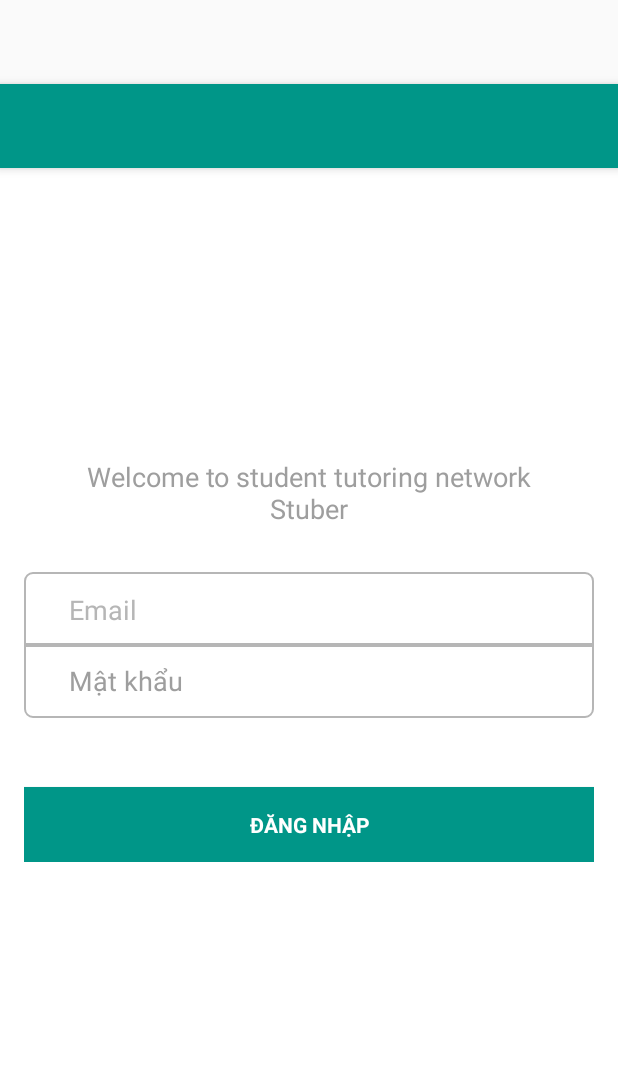
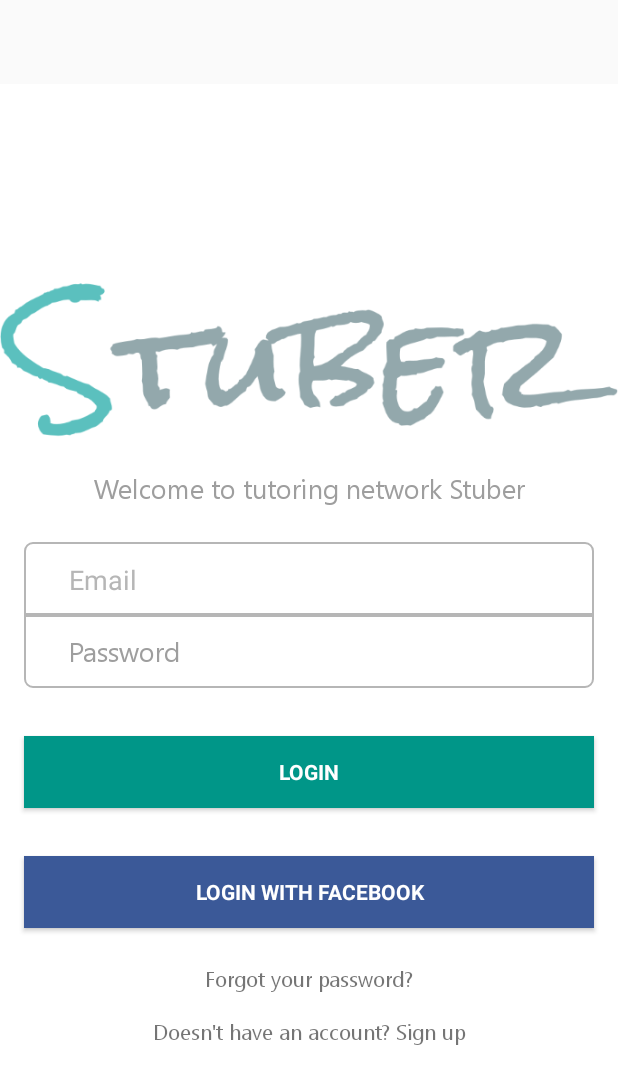
Before and after one commit to darkmoonus/stuber, an Android app: the layout activity_login.xml on its own in the app's theme, with its tools: preview values and no code run, on a phone screen of 412 x 824 dp. Shown: the top 1084 px of the screen. Run offline under Robolectric (Android 15) with nearby library versions, the phone set to English and light mode, and no system bars.

Commit message:
Relayout login page

```diff
--- a/app/src/main/AndroidManifest.xml
+++ b/app/src/main/AndroidManifest.xml
@@ -20,9 +20,9 @@
             android:value="@string/parse_client_key"/>
 
         <activity
-            android:name=".activities.SplashActivity"
+            android:name=".activities.LoginActivity"
             android:configChanges="orientation|keyboardHidden|screenSize"
-            android:label="@string/title_activity_splash"
+            android:label="@string/title_activity_login"
             android:theme="@style/FullscreenTheme">
             <intent-filter>
                 <action android:name="android.intent.action.MAIN"/>
@@ -37,8 +37,8 @@
 
         </activity>
         <activity
-            android:name=".activities.LoginActivity"
-            android:label="@string/title_activity_login"
+            android:name=".activities.SplashActivity"
+            android:label="@string/app_name"
             android:theme="@style/AppTheme.NoActionBar"/>
         <activity
             android:name=".activities.SignUpActivity"
--- /dev/null
+++ b/app/src/main/java/uet/vav/stuber/activities/ProfileActivity.java
@@ -0,0 +1,49 @@
+package uet.vav.stuber.activities;
+
+import android.os.Bundle;
+import android.support.annotation.Nullable;
+import android.view.View;
+import uet.vav.stuber.R;
+import uet.vav.stuber.cores.CoreActivity;
+
+/**
+ * Created by Giap Nguyen on 4/9/16.
+ * © 2016 stuber
+ * <p>
+ * File description.
+ */
+
+public class ProfileActivity extends CoreActivity {
+
+    @Override
+    protected void onCreate(@Nullable Bundle savedInstanceState) {
+        super.onCreate(savedInstanceState);
+
+        setContentView(R.layout.profile);
+    }
+
+    @Override
+    public void onClick(View v) {
+
+    }
+
+    @Override
+    public void initViews() {
+
+    }
+
+    @Override
+    public void initModels() {
+
+    }
+
+    @Override
+    public void initListeners() {
+
+    }
+
+    @Override
+    public void initAnimations() {
+
+    }
+}
--- a/app/src/main/res/layout/activity_login.xml
+++ b/app/src/main/res/layout/activity_login.xml
@@ -7,19 +7,19 @@
     android:fitsSystemWindows="true"
     tools:context=".activities.LoginActivity">
 
-    <android.support.design.widget.AppBarLayout
-        android:layout_width="match_parent"
-        android:layout_height="wrap_content"
-        android:theme="@style/AppTheme.AppBarOverlay">
+    <!--<android.support.design.widget.AppBarLayout-->
+        <!--android:layout_width="match_parent"-->
+        <!--android:layout_height="wrap_content"-->
+        <!--android:theme="@style/AppTheme.AppBarOverlay">-->
 
-        <android.support.v7.widget.Toolbar
-            android:id="@+id/toolbar"
-            android:layout_width="match_parent"
-            android:layout_height="?attr/actionBarSize"
-            android:background="?attr/colorPrimary"
-            app:popupTheme="@style/AppTheme.PopupOverlay" />
+        <!--<android.support.v7.widget.Toolbar-->
+            <!--android:id="@+id/toolbar"-->
+            <!--android:layout_width="match_parent"-->
+            <!--android:layout_height="?attr/actionBarSize"-->
+            <!--android:background="?attr/colorPrimary"-->
+            <!--app:popupTheme="@style/AppTheme.PopupOverlay" />-->
 
-    </android.support.design.widget.AppBarLayout>
+    <!--</android.support.design.widget.AppBarLayout>-->
 
     <include layout="@layout/content_login" />
 
--- a/app/src/main/res/layout/content_login.xml
+++ b/app/src/main/res/layout/content_login.xml
@@ -5,10 +5,6 @@
               android:background="@color/login_background"
               android:gravity="center_horizontal"
               android:orientation="vertical"
-    android:paddingBottom="@dimen/activity_vertical_margin"
-    android:paddingLeft="@dimen/activity_horizontal_margin"
-    android:paddingRight="@dimen/activity_horizontal_margin"
-    android:paddingTop="@dimen/activity_vertical_margin"
               tools:context="com.j4f.activities.SigninActivity">
 
     <!-- Login progress -->
@@ -18,32 +14,44 @@
         android:layout_width="wrap_content"
         android:layout_height="wrap_content"
         android:layout_marginBottom="8dp"
-        android:visibility="gone" />
+        android:visibility="gone"/>
 
-    <ScrollView
-        android:id="@+id/login_form"
-        android:layout_width="match_parent"
-        android:layout_height="match_parent"
-        android:layout_gravity="center_horizontal">
+    <!--<ScrollView-->
+        <!--android:id="@+id/login_form"-->
+        <!--android:layout_width="match_parent"-->
+        <!--android:layout_height="match_parent"-->
+        <!--android:layout_gravity="center_horizontal">-->
 
 
         <LinearLayout
             android:id="@+id/email_login_form"
             android:layout_width="match_parent"
             android:layout_height="match_parent"
-            android:layout_gravity="center"
             android:gravity="center"
             android:orientation="vertical">
 
+            <ImageView
+                android:layout_width="match_parent"
+                android:layout_height="wrap_content"
+                android:paddingBottom="8dp"
+                android:paddingTop="8dp"
+                android:src="@mipmap/stuber"/>
+
             <uet.vav.stuber.customizes.MyTextView
-                android:layout_width="300dp"
+                android:layout_width="match_parent"
                 android:layout_height="wrap_content"
-                android:layout_marginBottom="30dp"
+                android:layout_marginTop="8dp"
+                android:layout_marginBottom="8dp"
                 android:gravity="center"
-                android:text="Welcome to student tutoring network Stuber"
+                android:text="Welcome to tutoring network Stuber"
                 android:textColor="@color/lightgray"
-                android:textSize="18dp" />
+                android:textSize="18dp"/>
 
+            <LinearLayout
+                android:orientation="vertical"
+                android:padding="16dp"
+                android:layout_width="match_parent"
+                android:layout_height="wrap_content">
                 <AutoCompleteTextView
                     android:id="@+id/email"
                     android:layout_width="match_parent"
@@ -55,13 +63,12 @@
                     android:paddingLeft="30dp"
                     android:singleLine="true"
                     android:textColor="@color/gray"
-                android:textColorHint="#B6B6B6" />
+                    android:textColorHint="#B6B6B6"/>
 
                 <uet.vav.stuber.customizes.MyEditText
                     android:id="@+id/password"
                     android:layout_width="match_parent"
                     android:layout_height="50dp"
-                android:layout_marginBottom="30dp"
                     android:layout_marginTop="-1dp"
                     android:background="@drawable/bottom_rounded_border"
                     android:hint="@string/prompt_password"
@@ -73,19 +80,46 @@
                     android:paddingLeft="30dp"
                     android:singleLine="true"
                     android:textColor="@color/gray"
-                android:textColorHint="@color/lightgray" />
+                    android:textColorHint="@color/lightgray"/>
+            </LinearLayout>
 
             <Button
                 android:id="@+id/confirm_sign_in_button"
                 style="?android:textAppearanceSmall"
                 android:layout_width="match_parent"
-                android:layout_height="50dp"
-                android:layout_marginTop="16dp"
+                android:layout_height="wrap_content"
+                android:layout_margin="16dp"
                 android:background="@color/colorPrimary"
                 android:text="@string/login"
                 android:textColor="#ffffff"
-                android:textStyle="bold" />
+                android:textStyle="bold"/>
+
+            <Button
+                android:id="@+id/confirm_sign_in_fb_button"
+                style="?android:textAppearanceSmall"
+                android:layout_width="match_parent"
+                android:layout_height="wrap_content"
+                android:layout_margin="16dp"
+                android:background="@color/colorFB"
+                android:text="@string/login_fb"
+                android:textColor="#ffffff"
+                android:textStyle="bold"/>
+
+            <uet.vav.stuber.customizes.MyTextView
+                android:layout_width="match_parent"
+                android:layout_height="wrap_content"
+                android:textAlignment="center"
+                android:padding="@dimen/expand_size"
+                android:text="@string/forgot_password"/>
+
+            <uet.vav.stuber.customizes.MyTextView
+                android:layout_width="match_parent"
+                android:layout_height="wrap_content"
+                android:textAlignment="center"
+                android:layout_gravity="bottom"
+                android:padding="@dimen/expand_size"
+                android:text="@string/signup_link"/>
 
         </LinearLayout>
-    </ScrollView>
+    <!--</ScrollView>-->
 </LinearLayout>
--- /dev/null
+++ b/app/src/main/res/layout/profile.xml
@@ -0,0 +1,7 @@
+<?xml version="1.0" encoding="utf-8"?>
+<LinearLayout xmlns:android="http://schemas.android.com/apk/res/android"
+              android:orientation="vertical"
+              android:layout_width="match_parent"
+              android:layout_height="match_parent">
+
+</LinearLayout>
--- a/app/src/main/res/values/colors.xml
+++ b/app/src/main/res/values/colors.xml
@@ -18,4 +18,5 @@
     <color name="light_black">#333333</color>
     <color name="colorFAB1">#2196F3</color>
     <color name="colorFAB2">#E040FB</color>
+    <color name="colorFB">#3b5998</color>
 </resources>
--- a/app/src/main/res/values/strings.xml
+++ b/app/src/main/res/values/strings.xml
@@ -1,4 +1,7 @@
 <resources>
+    <string name="parse_app_id">D54tVmK03qzubK2xJi4bmMmGS0lsXaoQQbBPXIAn</string>
+    <string name="parse_client_key">bVi8fbYzC0lpDtFPfab9ZbdNjd8jJ29BspqOVRYu</string>
+
     <string name="app_name">Stuber</string>
     <string name="action_settings">Settings</string>
     <string name="title_activity_login">Login to Stuber</string>
@@ -10,15 +13,16 @@
     <string name="preferences">Preferences</string>
 
     <string name="title_activity_splash">Stuber</string>
-    <string name="login">Đăng nhập</string>
-    <string name="register">Đăng ký</string>
+    <string name="login">Login</string>
+    <string name="register">Sign up</string>
 
     <string name="prompt_email">Email</string>
     <string name="prompt_fullname">Fullname</string>
-    <string name="prompt_username">Tên đăng nhập</string>
-    <string name="prompt_password">Mật khẩu</string>
+    <string name="prompt_username">Username</string>
+    <string name="prompt_password">Password</string>
 
-    <string name="parse_app_id">D54tVmK03qzubK2xJi4bmMmGS0lsXaoQQbBPXIAn</string>
-    <string name="parse_client_key">bVi8fbYzC0lpDtFPfab9ZbdNjd8jJ29BspqOVRYu</string>
+    <string name="login_fb">Login with Facebook</string>
+    <string name="forgot_password">Forgot your password?</string>
+    <string name="signup_link">Doesn\'t have an account? Sign up</string>
 
 </resources>
--- a/app/src/main/res/values/styles.xml
+++ b/app/src/main/res/values/styles.xml
@@ -17,8 +17,7 @@
 
     <style name="AppTheme.PopupOverlay" parent="ThemeOverlay.AppCompat.Light" />
 
-    <style name="FullscreenTheme" parent="AppTheme">
-        <item name="android:actionBarStyle">@style/FullscreenActionBarStyle</item>
+    <style name="FullscreenTheme" parent="AppTheme.NoActionBar">
         <item name="android:windowActionBarOverlay">true</item>
         <item name="android:windowBackground">@null</item>
         <item name="metaButtonBarStyle">?android:attr/buttonBarStyle</item>
```
Also changed, not shown: app/src/main/assets/fonts/segueui.ttf (added), app/src/main/res/mipmap-xhdpi/stuber.png (added). Lines whose indentation alone changed are shown as unchanged.
